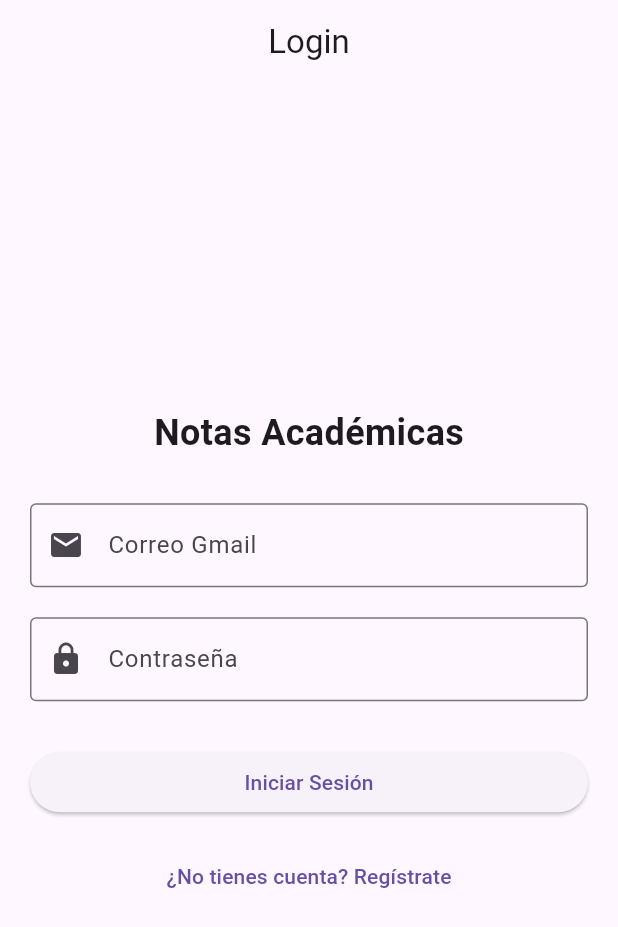
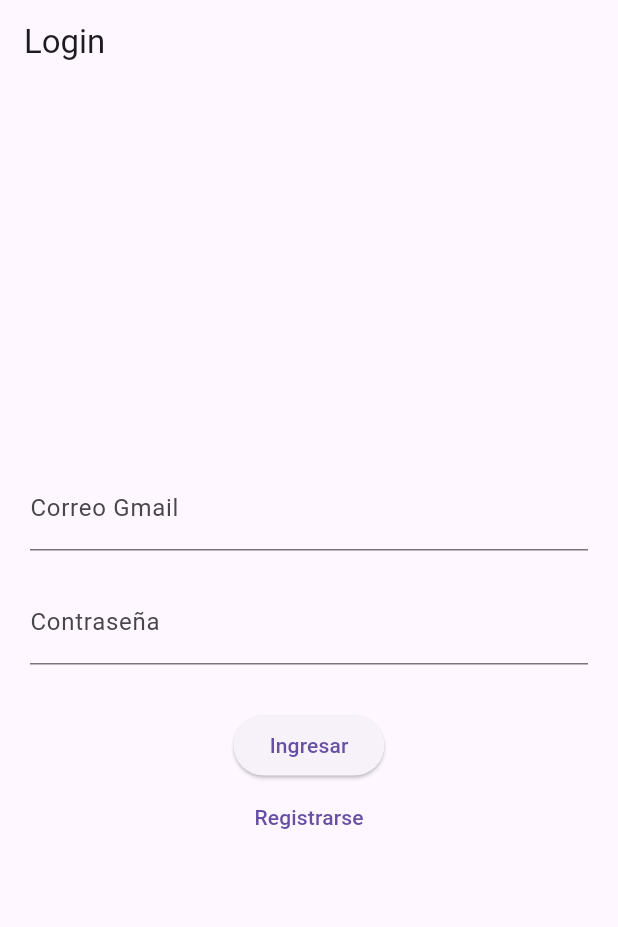
Before and after one commit to programadornelson/gestor_notas, a Flutter app: the screen it shows after launch, on a phone screen of 412 x 824 dp. Shown: the top 927 px of the screen. Run offline on Flutter 3.47's test engine with Material 3 defaults, Android fonts, the phone set to English and light mode, and no system bars; our stand-ins replace connectivity_plus, flutter_secure_storage, geolocator, image_picker, permission_handler, sqflite and 1 more; accounts and stored records are empty.

Commit message:
Se agregan permisos cámara GPS, HomeScreen nuevo y mejoras generales

```diff
--- a/lib/LoginScreen.dart
+++ b/lib/LoginScreen.dart
@@ -1,103 +1,122 @@
-import 'package:flutter/material.dart' ;
+
+import 'package:flutter/material.dart';
 import 'package:supabase_flutter/supabase_flutter.dart';
-import 'package:gestor_notas/MateriasScreen.dart';
-import 'package:gestor_notas/RegistroScreen.dart';
-import 'package:gestor_notas/main.dart';
-
+import 'HomeScreen.dart';
+import 'RegistroScreen.dart';
+import 'session_service.dart';
+import 'package:provider/provider.dart';
+import 'providers/app_provider.dart';
 class LoginScreen extends StatefulWidget {
   const LoginScreen({super.key});
 
   @override
-  State<LoginScreen> createState() => _LoginScreenState();
+  State<LoginScreen> createState() =>
+      _LoginScreenState();
 }
 
 class _LoginScreenState extends State<LoginScreen> {
-
   final _formKey = GlobalKey<FormState>();
 
-  final TextEditingController _emailController = TextEditingController();
-  final TextEditingController _passwordController = TextEditingController();
-  //METODO NUEVO
+  final _emailController =
+  TextEditingController();
 
-  //HASTA AQUI
-  // VALIDAR EMAIL
+  final _passwordController =
+  TextEditingController();
+
   String? validarEmail(String? value) {
     if (value == null || value.isEmpty) {
-      return "El correo es obligatorio";
+      return "Ingrese correo";
     }
+
     if (!value.endsWith("@gmail.com")) {
-      return "Debe ser un correo Gmail válido";
+      return "Correo inválido";
     }
+
     return null;
   }
 
-  // VALIDAR PASSWORD
   String? validarPassword(String? value) {
     if (value == null || value.isEmpty) {
-      return "La contraseña es obligatoria";
+      return "Ingrese contraseña";
     }
+
     if (value.length < 6) {
       return "Mínimo 6 caracteres";
     }
+
     return null;
   }
-
-  // LOGIN CON SUPABASE
 
   Future<void> _login() async {
     final supabase = Supabase.instance.client;
 
     if (_formKey.currentState!.validate()) {
       try {
-        // Mostrar loading
         showDialog(
           context: context,
           barrierDismissible: false,
-          builder: (context) => const Center(
-            child: CircularProgressIndicator(),
+          builder: (_) => const Center(
+            child:
+            CircularProgressIndicator(),
           ),
         );
 
-        // Login en Supabase
-        await supabase.auth.signInWithPassword(
+        final response =
+        await supabase.auth
+            .signInWithPassword(
           email: _emailController.text.trim(),
-          password: _passwordController.text.trim(),
+          password:
+          _passwordController.text.trim(),
         );
 
-        // Cerrar loading
+        final token =
+            response.session?.accessToken;
+
+        if (token != null) {
+          await SessionService
+              .guardarToken(token);
+        }
+
+        if (!mounted) return;
+
         Navigator.pop(context);
 
-        // Mensaje éxito
-        ScaffoldMessenger.of(context).showSnackBar(
-          const SnackBar(content: Text("Login exitoso")),
+//  GUARDAR USUARIO EN PROVIDER
+        Provider.of<AppProvider>(
+          context,
+          listen: false,
+        ).iniciarSesion(
+          _emailController.text.trim(),
         );
-        //  AQUÍ VA LA NAVEGACIÓN (IMPORTANTE)
+
+// IR A HOME
         Navigator.pushReplacement(
           context,
           MaterialPageRoute(
-            builder: (_) => const MateriasScreen(),
+            builder: (_) => const HomeScreen(),
           ),
         );
-
       } catch (e) {
-        // Cerrar loading si falla
         Navigator.pop(context);
 
-        ScaffoldMessenger.of(context).showSnackBar(
+        ScaffoldMessenger.of(context)
+            .showSnackBar(
           SnackBar(
-            content: Text("Error: ${e.toString()}"),
+            content:
+            Text("Error: $e"),
           ),
         );
       }
     }
   }
 
-
-  // IR A REGISTRO
-  void _irARegistro() {
+  void _irRegistro() {
     Navigator.push(
       context,
-      MaterialPageRoute(builder: (context) => const RegistroScreen()),
+      MaterialPageRoute(
+        builder: (_) =>
+        const RegistroScreen(),
+      ),
     );
   }
 
@@ -106,70 +125,54 @@ class _LoginScreenState extends State<LoginScreen> {
     return Scaffold(
       appBar: AppBar(
         title: const Text("Login"),
-        centerTitle: true,
       ),
       body: Padding(
-        padding: const EdgeInsets.all(20.0),
-
+        padding:
+        const EdgeInsets.all(20),
         child: Form(
           key: _formKey,
           child: Column(
-            mainAxisAlignment: MainAxisAlignment.center,
+            mainAxisAlignment:
+            MainAxisAlignment.center,
             children: [
-
-              const Text(
-                "Notas Académicas",
-                style: TextStyle(
-                  fontSize: 24,
-                  fontWeight: FontWeight.bold,
+              TextFormField(
+                controller:
+                _emailController,
+                validator:
+                validarEmail,
+                decoration:
+                const InputDecoration(
+                  labelText:
+                  "Correo Gmail",
                 ),
               ),
-
-              const SizedBox(height: 30),
-
-              // EMAIL
+              const SizedBox(
+                  height: 20),
               TextFormField(
-                controller: _emailController,
-                validator: validarEmail,
-                decoration: const InputDecoration(
-                  labelText: "Correo Gmail",
-                  border: OutlineInputBorder(),
-                  prefixIcon: Icon(Icons.email),
+                controller:
+                _passwordController,
+                obscureText: true,
+                validator:
+                validarPassword,
+                decoration:
+                const InputDecoration(
+                  labelText:
+                  "Contraseña",
                 ),
               ),
-
-              const SizedBox(height: 20),
-
-              // PASSWORD
-              TextFormField(
-                controller: _passwordController,
-                obscureText: true,
-                validator: validarPassword,
-                decoration: const InputDecoration(
-                  labelText: "Contraseña",
-                  border: OutlineInputBorder(),
-                  prefixIcon: Icon(Icons.lock),
-                ),
+              const SizedBox(
+                  height: 30),
+              ElevatedButton(
+                onPressed: _login,
+                child: const Text(
+                    "Ingresar"),
               ),
-
-              const SizedBox(height: 30),
-
-              // BOTÓN LOGIN
-              SizedBox(
-                width: double.infinity,
-                child: ElevatedButton(
-                  onPressed: _login,
-                  child: const Text("Iniciar Sesión"),
-                ),
-              ),
-
-              const SizedBox(height: 15),
-
-              // IR A REGISTRO
               TextButton(
-                onPressed: _irARegistro,
-                child: const Text("¿No tienes cuenta? Regístrate"),
-              ),
+                onPressed:
+                _irRegistro,
+                child: const Text(
+                    "Registrarse"),
+              )
             ],
           ),
         ),
--- a/lib/RegistroScreen.dart
+++ b/lib/RegistroScreen.dart
@@ -67,6 +67,7 @@ class _RegistroScreenState extends State<RegistroScreen> {
         final response = await supabase.auth.signUp(
           email: _emailController.text.trim(),
           password: _passwordController.text.trim(),
+          emailRedirectTo: 'https://programadornelson.github.io/registro-exitoso/',
         );
 
         // Cerrar loading
--- a/lib/main.dart
+++ b/lib/main.dart
@@ -1,28 +1,56 @@
 import 'package:flutter/material.dart';
 import 'package:supabase_flutter/supabase_flutter.dart';
-import 'package:gestor_notas/LoginScreen.dart';
-import 'package:gestor_notas/LoginScreen.dart';
+import 'LoginScreen.dart';
+import 'HomeScreen.dart';
+import 'session_service.dart';
+import 'package:provider/provider.dart';
+import 'providers/app_provider.dart';
 
 void main() async {
-
   WidgetsFlutterBinding.ensureInitialized();
 
   await Supabase.initialize(
     url: 'https://vvqqrphhpvqueoguuqwj.supabase.co',
     anonKey: 'sb_publishable_nmQ3HivrkG3cCBw3Sy5Eyw_z4AWv89e',
   );
-  runApp(const MyApp());
+
+  runApp(
+    ChangeNotifierProvider(
+      create: (_) => AppProvider(),
+      child: const MyApp(),
+    ),
+  );
 }
 
-// APP PRINCIPAL
 class MyApp extends StatelessWidget {
   const MyApp({super.key});
 
   @override
   Widget build(BuildContext context) {
-    return const MaterialApp(
+    return MaterialApp(
       debugShowCheckedModeBanner: false,
-      home: LoginScreen(),
+      title: 'Gestor Notas',
+      home: FutureBuilder(
+        future: SessionService.obtenerToken(),
+        builder: (context, snapshot) {
+          if (snapshot.connectionState ==
+              ConnectionState.waiting) {
+            return const Scaffold(
+              body: Center(
+                child: CircularProgressIndicator(),
+              ),
+            );
+          }
+
+          final token = snapshot.data;
+
+          if (token != null) {
+            return const HomeScreen();
+          } else {
+            return const LoginScreen();
+          }
+        },
+      ),
     );
   }
 }
--- /dev/null
+++ b/lib/providers/app_provider.dart
@@ -0,0 +1,21 @@
+import 'package:flutter/material.dart';
+
+class AppProvider extends ChangeNotifier {
+
+  String correo = "";
+  bool logueado = false;
+
+  // LOGIN
+  void iniciarSesion(String email) {
+    correo = email;
+    logueado = true;
+    notifyListeners();
+  }
+
+  // LOGOUT
+  void cerrarSesion() {
+    correo = "";
+    logueado = false;
+    notifyListeners();
+  }
+}
--- /dev/null
+++ b/lib/session_service.dart
@@ -0,0 +1,17 @@
+import 'package:flutter_secure_storage/flutter_secure_storage.dart';
+
+class SessionService {
+  static const _storage = FlutterSecureStorage();
+
+  static Future<void> guardarToken(String token) async {
+    await _storage.write(key: 'token', value: token);
+  }
+
+  static Future<String?> obtenerToken() async {
+    return await _storage.read(key: 'token');
+  }
+
+  static Future<void> cerrarSesion() async {
+    await _storage.delete(key: 'token');
+  }
+}
--- a/pubspec.yaml
+++ b/pubspec.yaml
@@ -33,7 +33,12 @@ dependencies:
   supabase_flutter: ^2.0.0
   sqflite: ^2.3.0
   path: ^1.9.1
+  flutter_secure_storage: ^9.0.0
+  provider: ^6.1.2
   connectivity_plus: ^4.0.2
+  image_picker: ^1.1.2
+  geolocator: ^12.0.0
+  permission_handler: ^11.3.1
   # The following adds the Cupertino Icons font to your application.
   # Use with the CupertinoIcons class for iOS style icons.
   cupertino_icons: ^1.0.8
```
Also changed, not shown: lib/ActividadesScreen.dart (+7 -0 lines), lib/HomeScreen.dart (added, +368 -0 lines), lib/MateriasScreen.dart (+7 -2 lines), lib/auth_guard.dart (added, +24 -0 lines), pubspec.lock, 7 other files.
